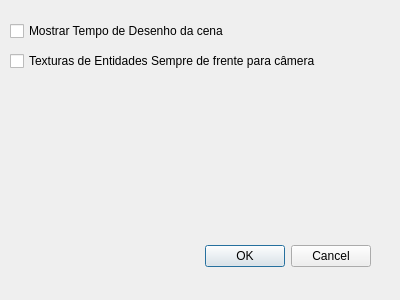
matferib/tabuleiro-virtual, file ifg/qt/ui/opcoes.ui: the form before one commit.
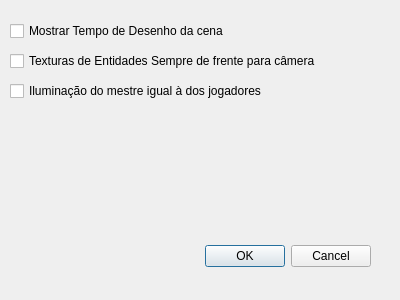
The form after the commit.

Commit message: iluminacao mestre separada

```diff
--- a/ifg/qt/ui/opcoes.ui
+++ b/ifg/qt/ui/opcoes.ui
@@ -47,7 +47,7 @@
     <rect>
      <x>10</x>
      <y>50</y>
-     <width>321</width>
+     <width>381</width>
      <height>22</height>
     </rect>
    </property>
@@ -55,6 +55,19 @@
     <string>Texturas de Entidades Sempre de frente para câmera</string>
    </property>
   </widget>
+  <widget class="QCheckBox" name="checkbox_iluminacao_mestre">
+   <property name="geometry">
+    <rect>
+     <x>10</x>
+     <y>80</y>
+     <width>381</width>
+     <height>22</height>
+    </rect>
+   </property>
+   <property name="text">
+    <string>Iluminação do mestre igual à dos jogadores</string>
+   </property>
+  </widget>
  </widget>
  <resources/>
  <connections>
```
The commit also changes 8 other files.
